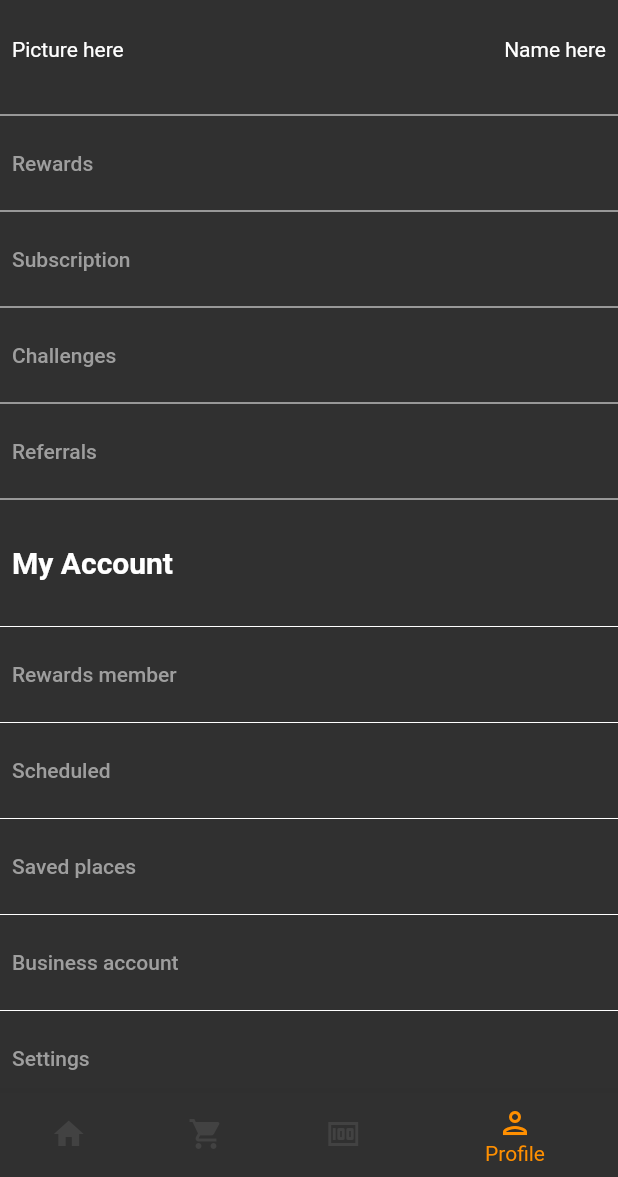
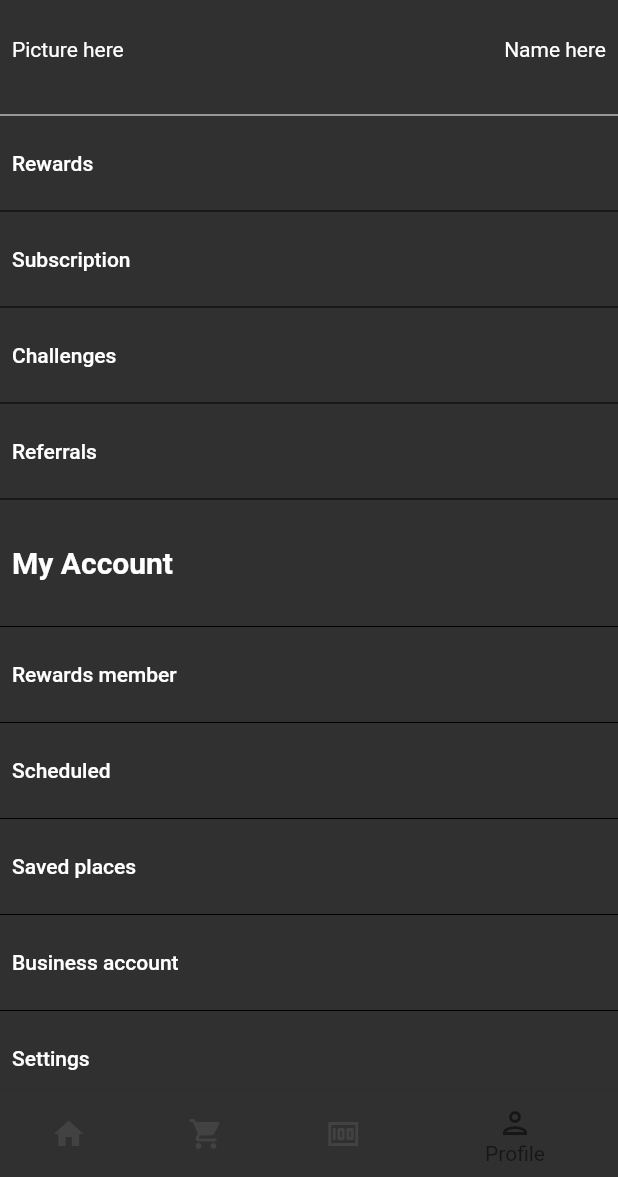
Before and after one commit to NadxiruL/food-app, a Flutter app: the screen it shows after launch, item 4 of the bottom bar chosen, on a phone screen of 412 x 824 dp, the part 59-1236 px from its top. Run offline on Flutter 3.47's test engine with Material 2 defaults, Android fonts, the phone set to English and light mode, and no system bars; network calls fail.

Commit message:
new design

```diff
--- a/lib/main.dart
+++ b/lib/main.dart
@@ -24,10 +24,13 @@ class MyApp extends StatelessWidget {
         ),
       ],
       child: MaterialApp(
+        debugShowCheckedModeBanner: false,
         title: 'Flutter Demo',
         theme: ThemeData(
           brightness: Brightness.dark,
-          primarySwatch: Colors.grey,
+          // primarySwatch: Colors.grey,
+          // primaryTextTheme:
+          //     TextTheme(bodyText1: TextStyle(color: Colors.black)),
         ),
         home: HomePage(),
       ),
--- a/lib/screens/home_page.dart
+++ b/lib/screens/home_page.dart
@@ -42,26 +42,36 @@ class HomePage extends StatelessWidget {
         child: _widgetOptions.elementAt(blend.selectedIndex),
       ),
       bottomNavigationBar: BottomNavigationBar(
+        // elevation: 4,
+        // backgroundColor: Colors.blue,
         items: const <BottomNavigationBarItem>[
           BottomNavigationBarItem(
-            icon: Icon(Icons.home),
+            icon: Icon(
+              Icons.home,
+            ),
             label: 'Home',
           ),
           BottomNavigationBarItem(
-            icon: Icon(Icons.shopping_cart),
+            icon: Icon(
+              Icons.shopping_cart,
+            ),
             label: 'Cart',
           ),
           BottomNavigationBarItem(
-            icon: Icon(Icons.money),
+            icon: Icon(
+              Icons.money,
+            ),
             label: 'Payment Gateway',
           ),
           BottomNavigationBarItem(
-            icon: Icon(Icons.person_outlined),
+            icon: Icon(
+              Icons.person_outlined,
+            ),
             label: 'Profile',
           ),
         ],
         currentIndex: blend.selectedIndex,
-        selectedItemColor: Colors.amber[800],
+        selectedItemColor: Colors.black54,
         onTap: blend.onItemTapFunc,
       ),
     );
--- a/lib/screens/product_details_screen.dart
+++ b/lib/screens/product_details_screen.dart
@@ -16,6 +16,8 @@ class DetailsScreen extends StatelessWidget {
     return Scaffold(
       resizeToAvoidBottomInset: false,
       appBar: AppBar(
+        elevation: 0,
+        backgroundColor: Colors.transparent,
         title: Text(productName),
       ),
       body: Container(
@@ -28,8 +30,14 @@ class DetailsScreen extends StatelessWidget {
             Container(
               padding: EdgeInsets.all(8),
               decoration: BoxDecoration(
-                  borderRadius: BorderRadius.circular(12),
-                  color: Colors.black12),
+                borderRadius: BorderRadius.circular(12),
+                color: Colors.black12,
+                // boxShadow: [
+                //   BoxShadow(
+                //     blurRadius: 1.0,
+                //   ),
+                // ],
+              ),
               child: Row(
                 mainAxisAlignment: MainAxisAlignment.spaceBetween,
                 children: [
@@ -37,6 +45,7 @@ class DetailsScreen extends StatelessWidget {
                   Container(
                     decoration: BoxDecoration(
                       borderRadius: BorderRadius.circular(12),
+
                       // color: Colors.amberAccent[400]
                     ),
                     child: IconButton(
--- a/lib/screens/products_overview_screen.dart
+++ b/lib/screens/products_overview_screen.dart
@@ -45,6 +45,11 @@ class _ProductsOverViewState extends State<ProductsOverView> {
           padding: const EdgeInsets.all(12.0),
           child: Container(
             decoration: BoxDecoration(
+              // boxShadow: [
+              //   BoxShadow(
+              //     blurRadius: 1.0,
+              //   ),
+              // ],
               borderRadius: BorderRadius.circular(15),
               color: Colors.black12,
             ),
@@ -58,11 +63,13 @@ class _ProductsOverViewState extends State<ProductsOverView> {
             alignment: Alignment.bottomLeft,
             decoration: BoxDecoration(
               // boxShadow: [
-              //   BoxShadow(blurRadius: 5.0, offset: Offset(0, 5)),
+              //   BoxShadow(
+              //     blurRadius: 1.0,
+              //   ),
               // ],
               // boxShadow: BoxShadow(),
               borderRadius: BorderRadius.circular(15),
-              color: Colors.black12,
+              // color: Colors.black87,
             ),
             height: 300,
             child: MenuList(),
--- a/lib/screens/profile_screen.dart
+++ b/lib/screens/profile_screen.dart
@@ -24,14 +24,30 @@ class ProfileScreen extends StatelessWidget {
             Divider(
               color: Colors.white,
             ),
-            TextButton(onPressed: () {}, child: Text('Rewards')),
-            Divider(color: Colors.white),
-            TextButton(onPressed: () {}, child: Text('Subscription')),
-            Divider(color: Colors.white),
-            TextButton(onPressed: () {}, child: Text('Challenges')),
-            Divider(color: Colors.white),
-            TextButton(onPressed: () {}, child: Text('Referrals')),
-            Divider(color: Colors.white),
+            TextButton(
+                onPressed: () {},
+                child: Text(
+                  'Rewards',
+                  style: TextStyle(color: Colors.white),
+                )),
+            Divider(color: Colors.black),
+            TextButton(
+                onPressed: () {},
+                child: Text(
+                  'Subscription',
+                  style: TextStyle(color: Colors.white),
+                )),
+            Divider(color: Colors.black),
+            TextButton(
+                onPressed: () {},
+                child:
+                    Text('Challenges', style: TextStyle(color: Colors.white))),
+            Divider(color: Colors.black),
+            TextButton(
+                onPressed: () {},
+                child:
+                    Text('Referrals', style: TextStyle(color: Colors.white))),
+            Divider(color: Colors.black),
             SizedBox(height: 15),
             Padding(
               padding: const EdgeInsets.all(8.0),
@@ -41,16 +57,30 @@ class ProfileScreen extends StatelessWidget {
               ),
             ),
             SizedBox(height: 15),
-            Divider(color: Colors.white),
-            TextButton(onPressed: () {}, child: Text('Rewards member')),
-            Divider(color: Colors.white),
-            TextButton(onPressed: () {}, child: Text('Scheduled')),
-            Divider(color: Colors.white),
-            TextButton(onPressed: () {}, child: Text('Saved places')),
-            Divider(color: Colors.white),
-            TextButton(onPressed: () {}, child: Text('Business account')),
-            Divider(color: Colors.white),
-            TextButton(onPressed: () {}, child: Text('Settings')),
+            Divider(color: Colors.black),
+            TextButton(
+                onPressed: () {},
+                child: Text('Rewards member',
+                    style: TextStyle(color: Colors.white))),
+            Divider(color: Colors.black),
+            TextButton(
+                onPressed: () {},
+                child:
+                    Text('Scheduled', style: TextStyle(color: Colors.white))),
+            Divider(color: Colors.black),
+            TextButton(
+                onPressed: () {},
+                child: Text('Saved places',
+                    style: TextStyle(color: Colors.white))),
+            Divider(color: Colors.black),
+            TextButton(
+                onPressed: () {},
+                child: Text('Business account',
+                    style: TextStyle(color: Colors.white))),
+            Divider(color: Colors.black),
+            TextButton(
+                onPressed: () {},
+                child: Text('Settings', style: TextStyle(color: Colors.white))),
           ],
         ),
       ],
--- a/lib/widgets/menu_list.dart
+++ b/lib/widgets/menu_list.dart
@@ -42,9 +42,17 @@ class _MenuListState extends State<MenuList> with TickerProviderStateMixin {
                   width: 150,
                   child: Container(
                     child: GestureDetector(
+                      child: Container(
+                        padding: EdgeInsets.all(8),
+                        decoration: BoxDecoration(
+                          borderRadius: BorderRadius.circular(12),
+                          color: Colors.black12,
+                        ),
                         child: Column(
                           children: [
-                          Image.network(
+                            ClipRRect(
+                              borderRadius: BorderRadius.circular(8),
+                              child: Image.network(
                                 blendData.filteredProducts?[index].product
                                         .featuredImage ??
                                     '',
@@ -54,11 +62,13 @@ class _MenuListState extends State<MenuList> with TickerProviderStateMixin {
                                   return const Text('😢');
                                 },
                               ),
+                            ),
                             Center(
-                              child: Text(blendData
-                                      .filteredProducts?[index].product.name ??
+                                child: Text(blendData.filteredProducts?[index]
+                                        .product.name ??
                                     ''))
                           ],
+                        ),
                       ),
                       onTap: () {
                         Navigator.push(
```
Lines whose indentation alone changed are shown as unchanged.
